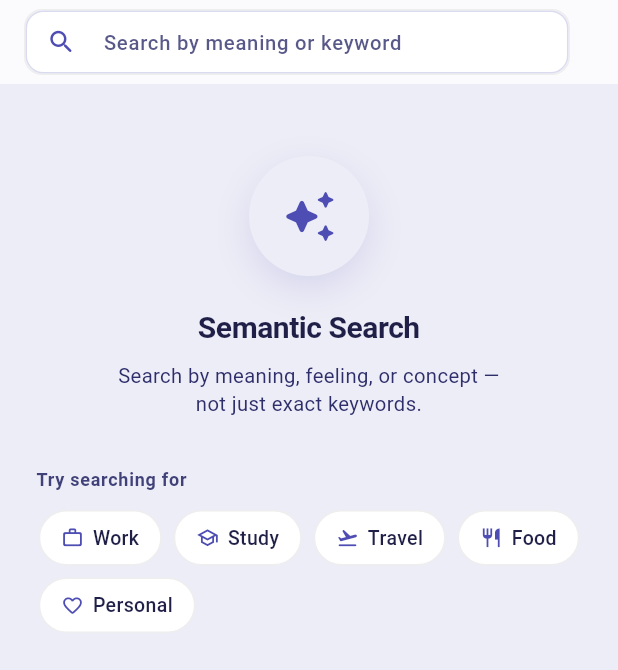
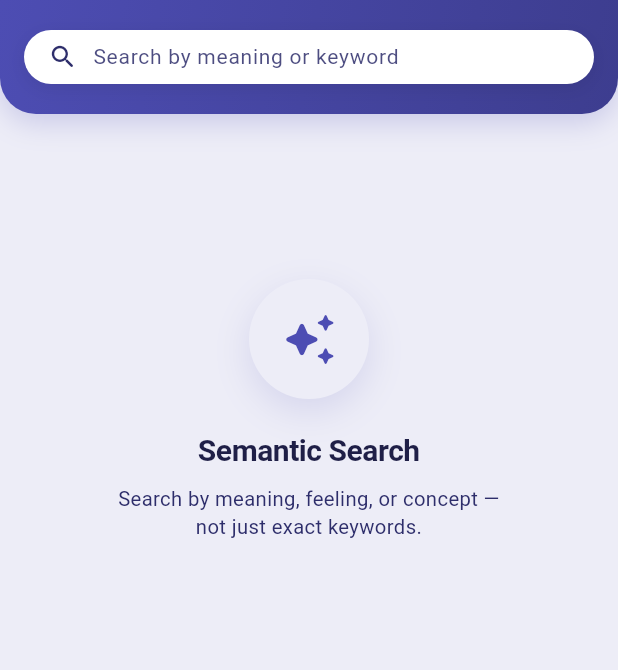
Before and after one commit to Zaiinab06/docs_saver, a Flutter app: the SearchScreen screen opened directly, on a phone screen of 412 x 824 dp. Shown: the top 670 px of the screen. Run offline on Flutter 3.47's test engine with Material 3 defaults, Android fonts, the light colour scheme and no system bars; our stand-ins replace audioplayers, dio, equatable, file_picker, flutter_bloc, image_picker and 3 more; missing offline and left inert: cunning_document_scanner, google_mlkit_text_recognition, record; accounts and stored records are empty; generated files the repository leaves out were written again.

Commit message:
feat: refine semantic search UI

```diff
--- a/lib/features/search/presentation/screens/search_screen.dart
+++ b/lib/features/search/presentation/screens/search_screen.dart
@@ -1,6 +1,7 @@
 import 'dart:async';
 import 'dart:io';
 import 'package:flutter/material.dart';
+import 'package:flutter/services.dart';
 import 'package:flutter_bloc/flutter_bloc.dart';
 import 'package:intl/intl.dart';
 import '../../../../core/constants/app_strings.dart';
@@ -86,14 +87,6 @@ class _SearchScreenState extends State<SearchScreen> {
     _debounceTimer?.cancel();
     setState(() {});
     _bloc.add(ClearSearchRequested());
-  }
-
-  void _selectPresetQuery(String query) {
-    _searchController.text = query;
-    _searchController.selection = TextSelection.fromPosition(
-      TextPosition(offset: query.length),
-    );
-    _onQuerySubmitted(query);
   }
 
   String _formatTimeAgo(DateTime dateTime) {
@@ -198,58 +191,112 @@ class _SearchScreenState extends State<SearchScreen> {
       child: Scaffold(
         backgroundColor: AppColors.background,
         appBar: AppBar(
-          backgroundColor: Colors.white,
-          elevation: 0.5,
+          toolbarHeight: 76,
+          backgroundColor: Colors.transparent,
+          elevation: 0,
+          scrolledUnderElevation: 0,
+          surfaceTintColor: Colors.transparent,
+          systemOverlayStyle: const SystemUiOverlayStyle(
+            statusBarColor: Colors.transparent,
+            statusBarIconBrightness: Brightness.light,
+            statusBarBrightness: Brightness.dark,
+          ),
           automaticallyImplyLeading: false,
           leading: canGoBack
               ? IconButton(
-                  icon: const Icon(Icons.arrow_back_rounded, color: AppColors.textPrimary),
+                  icon: const Icon(Icons.arrow_back_rounded, color: AppColors.textWhite),
                   onPressed: () => Navigator.of(context).pop(),
                 )
               : null,
-          titleSpacing: canGoBack ? 0 : 16,
-          title: Container(
-            height: 44,
-            margin: const EdgeInsets.only(right: 16),
+          actions: canGoBack ? const [SizedBox(width: 56)] : null,
+          centerTitle: true,
+          titleSpacing: 0,
+          title: Padding(
+            padding: const EdgeInsets.symmetric(horizontal: 16),
+            child: Container(
+              height: 36,
+              padding: const EdgeInsets.only(left: 16, right: 8),
               decoration: BoxDecoration(
-              color: AppColors.background,
-              borderRadius: BorderRadius.circular(12),
-              border: Border.all(color: Colors.grey.shade200),
+                color: AppColors.cardBackground,
+                borderRadius: BorderRadius.circular(100),
+                boxShadow: [
+                  BoxShadow(
+                    color: Colors.black.withValues(alpha: 0.08),
+                    blurRadius: 10,
+                    offset: const Offset(0, 3),
                   ),
+                ],
+              ),
+              child: Row(
+                crossAxisAlignment: CrossAxisAlignment.center,
+                children: [
+                const Icon(
+                  Icons.search_rounded,
+                  color: AppColors.textSecondary,
+                  size: 20,
+                ),
+                const SizedBox(width: 10),
+                Expanded(
                   child: TextField(
                     controller: _searchController,
                     autofocus: widget.autofocus,
                     onChanged: _onQueryChanged,
                     onSubmitted: _onQuerySubmitted,
+                    textAlignVertical: TextAlignVertical.center,
                     style: const TextStyle(
                       color: AppColors.textPrimary,
-                fontSize: 14.5,
-                fontWeight: FontWeight.w500,
+                      fontSize: 14,
+                      fontWeight: FontWeight.w400,
                     ),
                     decoration: InputDecoration(
+                      isCollapsed: true,
+                      filled: false,
+                      fillColor: Colors.transparent,
                       hintText: AppStrings.homeSearchHint,
                       hintStyle: TextStyle(
-                  color: AppColors.textSecondary.withValues(alpha: 0.8),
-                  fontSize: 13.5,
+                        fontSize: 14,
+                        color: AppColors.textSecondary.withValues(alpha: 0.85),
+                        fontWeight: FontWeight.w400,
                       ),
-                prefixIcon: const Icon(
-                  Icons.search_rounded,
-                  color: AppColors.primary,
-                  size: 20,
+                      border: InputBorder.none,
+                      enabledBorder: InputBorder.none,
+                      focusedBorder: InputBorder.none,
+                      disabledBorder: InputBorder.none,
+                      errorBorder: InputBorder.none,
+                      focusedErrorBorder: InputBorder.none,
                     ),
-                suffixIcon: _searchController.text.isNotEmpty
-                    ? IconButton(
+                  ),
+                ),
+                if (_searchController.text.isNotEmpty)
+                  IconButton(
                     icon: const Icon(
                       Icons.close_rounded,
                       color: AppColors.textSecondary,
                       size: 18,
                     ),
+                    padding: EdgeInsets.zero,
+                    constraints: const BoxConstraints(minWidth: 32, minHeight: 32),
+                    splashRadius: 18,
                     onPressed: _clearSearch,
-                      )
-                    : null,
-                border: InputBorder.none,
-                contentPadding: const EdgeInsets.symmetric(vertical: 12),
                   ),
+              ],
+            ),
+          ),
+        ),
+          flexibleSpace: Container(
+            decoration: BoxDecoration(
+              gradient: AppColors.headerGradient,
+              borderRadius: const BorderRadius.only(
+                bottomLeft: Radius.circular(24),
+                bottomRight: Radius.circular(24),
+              ),
+              boxShadow: [
+                BoxShadow(
+                  color: AppColors.primary.withValues(alpha: 0.22),
+                  blurRadius: 16,
+                  offset: const Offset(0, 6),
+                ),
+              ],
             ),
           ),
         ),
@@ -272,10 +319,8 @@ class _SearchScreenState extends State<SearchScreen> {
   }
 
   Widget _buildInitialState() {
-    final suggestions = ['Work', 'Study', 'Travel', 'Food', 'Personal'];
-
     return SingleChildScrollView(
-      padding: const EdgeInsets.fromLTRB(24, 48, 24, 24),
+      padding: const EdgeInsets.fromLTRB(24, 110, 24, 24),
       child: Center(
         child: Column(
           children: [
@@ -318,58 +363,6 @@ class _SearchScreenState extends State<SearchScreen> {
                 color: AppColors.textSecondary,
                 height: 1.4,
               ),
-            ),
-            const SizedBox(height: 32),
-            Align(
-              alignment: Alignment.centerLeft,
-              child: Text(
-                'Try searching for',
-                style: TextStyle(
-                  fontSize: 12,
-                  fontWeight: FontWeight.w700,
-                  color: AppColors.textSecondary.withValues(alpha: 0.9),
-                  letterSpacing: 0.5,
-                ),
-              ),
-            ),
-            const SizedBox(height: 12),
-            Wrap(
-              spacing: 8,
-              runSpacing: 8,
-              children: suggestions.map((category) {
-                return InkWell(
-                  onTap: () => _selectPresetQuery(category),
-                  borderRadius: BorderRadius.circular(20),
-                  child: Container(
-                    padding:
-                        const EdgeInsets.symmetric(horizontal: 14, vertical: 8),
-                    decoration: BoxDecoration(
-                      color: Colors.white,
-                      borderRadius: BorderRadius.circular(20),
-                      border: Border.all(color: Colors.grey.shade200),
-                    ),
-                    child: Row(
-                      mainAxisSize: MainAxisSize.min,
-                      children: [
-                        Icon(
-                          _getCategoryIcon(category),
-                          size: 15,
-                          color: AppColors.primary,
-                        ),
-                        const SizedBox(width: 6),
-                        Text(
-                          category,
-                          style: const TextStyle(
-                            fontSize: 13,
-                            fontWeight: FontWeight.w500,
-                            color: AppColors.textPrimary,
-                          ),
-                        ),
-                      ],
-                    ),
-                  ),
-                );
-              }).toList(),
             ),
           ],
         ),
```
Also changed, not shown: 1 other file. Lines whose indentation alone changed are shown as unchanged.
